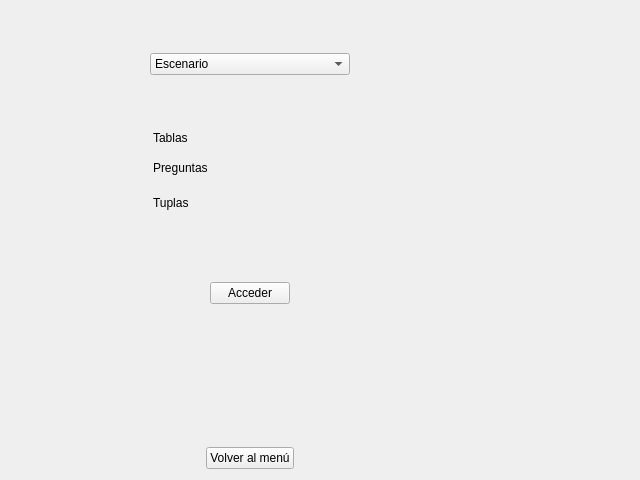
The window that sql_judge/view/qt_view/pre_evaluation_view.ui (r4ulill0/gui_dbjudge) describes before a commit, drawn with Qt 5.
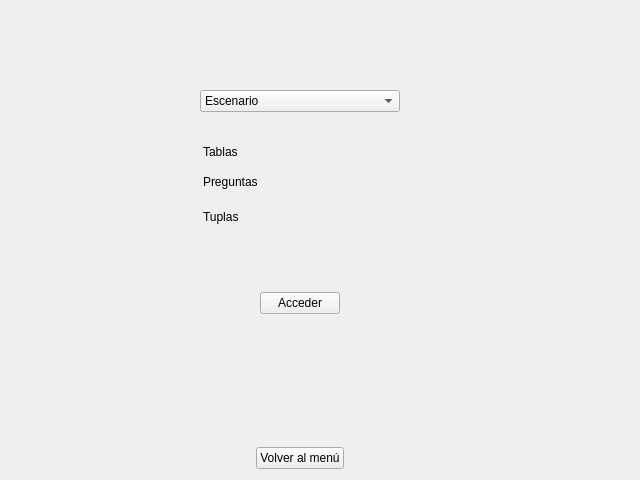
The same window after the commit.

Commit message: Added resizable windows functionality in all views

```diff
--- a/sql_judge/view/qt_view/pre_evaluation_view.ui
+++ b/sql_judge/view/qt_view/pre_evaluation_view.ui
@@ -13,8 +13,8 @@
   <property name="windowTitle">
    <string>Form</string>
   </property>
-  <layout class="QGridLayout" name="gridLayout_2">
-   <item row="0" column="0">
+  <layout class="QGridLayout" name="gridLayout_2" columnstretch="1,0,1">
+   <item row="1" column="1">
     <layout class="QGridLayout" name="gridLayout">
      <item row="3" column="1" alignment="Qt::AlignHCenter|Qt::AlignVCenter">
       <widget class="QTableWidget" name="data_table">
@@ -299,6 +299,54 @@
      </item>
     </layout>
    </item>
+   <item row="1" column="0">
+    <spacer name="horizontalSpacer_4">
+     <property name="orientation">
+      <enum>Qt::Horizontal</enum>
+     </property>
+     <property name="sizeType">
+      <enum>QSizePolicy::Minimum</enum>
+     </property>
+     <property name="sizeHint" stdset="0">
+      <size>
+       <width>40</width>
+       <height>20</height>
+      </size>
+     </property>
+    </spacer>
+   </item>
+   <item row="1" column="2">
+    <spacer name="horizontalSpacer_5">
+     <property name="orientation">
+      <enum>Qt::Horizontal</enum>
+     </property>
+     <property name="sizeType">
+      <enum>QSizePolicy::MinimumExpanding</enum>
+     </property>
+     <property name="sizeHint" stdset="0">
+      <size>
+       <width>10</width>
+       <height>20</height>
+      </size>
+     </property>
+    </spacer>
+   </item>
+   <item row="0" column="1">
+    <spacer name="verticalSpacer_8">
+     <property name="orientation">
+      <enum>Qt::Vertical</enum>
+     </property>
+     <property name="sizeType">
+      <enum>QSizePolicy::Fixed</enum>
+     </property>
+     <property name="sizeHint" stdset="0">
+      <size>
+       <width>20</width>
+       <height>40</height>
+      </size>
+     </property>
+    </spacer>
+   </item>
   </layout>
  </widget>
  <resources/>
```
The commit also changes 11 other files.
